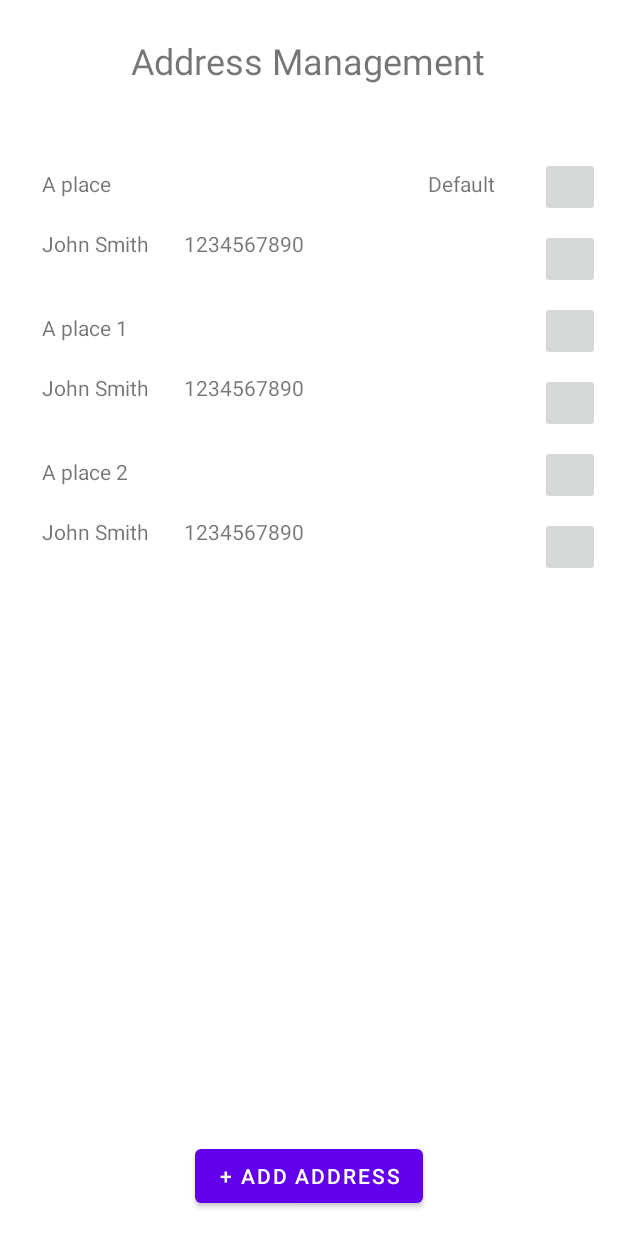
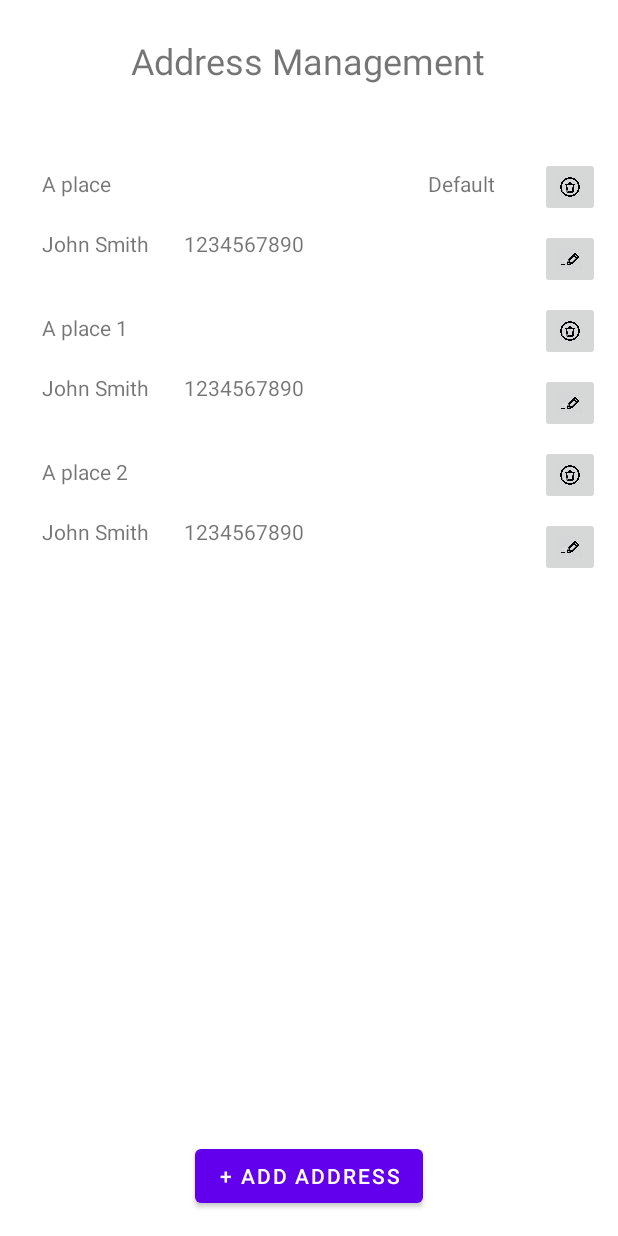
Before and after one commit to CoconutJar/ElectronicsMarketKotlin, an Android app: the AddressActivity screen opened directly, with no data from a screen before it, on a phone screen of 412 x 824 dp. Run offline under Robolectric (Android 15) with nearby library versions, the phone set to English and light mode, and no system bars.

Commit message:
final touches before comments

```diff
--- a/app/src/main/java/com/electronicsmarket/viewcontrollers/AddressAdapter.kt
+++ b/app/src/main/java/com/electronicsmarket/viewcontrollers/AddressAdapter.kt
@@ -12,7 +12,9 @@ import com.electronicsmarket.R
 import com.electronicsmarket.data.Address
 import com.electronicsmarket.data.AddressListHelper
 
-
+/**
+ * Adapter for Address activity's recyclerview
+ */
 class AddressAdapter (private val editAddress: (Address) -> (Unit), private val refresh: () -> (Unit),
     private val addressList: List<Address>
 ): ListAdapter<Address, AddressAdapter.ItemViewHolder>(RecyclerViewDiffCallbackAddress) {
@@ -24,8 +26,8 @@ class AddressAdapter (private val editAddress: (Address) -> (Unit), private val
         val addressItemPhoneNumber: TextView = view.findViewById(R.id.phone_number_view)
         val addressItemDefault: TextView = view.findViewById(R.id.default_address_view)
 
-        val addressEditButton: ImageButton = view.findViewById(R.id.edit_address_button)
-        val addressDeleteButton: ImageButton = view.findViewById(R.id.delete_address_button)
+        private val addressEditButton: ImageButton = view.findViewById(R.id.edit_address_button)
+        private val addressDeleteButton: ImageButton = view.findViewById(R.id.delete_address_button)
 
 
         init{
@@ -66,6 +68,7 @@ class AddressAdapter (private val editAddress: (Address) -> (Unit), private val
         return AddressAdapter.ItemViewHolder(editAddress, refresh, adapterLayout)
     }
 
+    //Bind data to UI
     override fun onBindViewHolder(holder: AddressAdapter.ItemViewHolder, position: Int) {
         val item = addressList[position]
 
--- a/app/src/main/res/layout/address_item_view.xml
+++ b/app/src/main/res/layout/address_item_view.xml
@@ -2,7 +2,6 @@
 <androidx.constraintlayout.widget.ConstraintLayout
     xmlns:android="http://schemas.android.com/apk/res/android"
     xmlns:app="http://schemas.android.com/apk/res-auto"
-    xmlns:tools="http://schemas.android.com/tools"
     android:layout_width="match_parent"
     android:layout_height="wrap_content">
 
@@ -12,7 +11,8 @@
         android:layout_height="40dp"
         android:layout_marginTop="8dp"
         android:layout_marginEnd="12dp"
-        android:text="D"
+        android:scaleType="fitCenter"
+        app:srcCompat="@drawable/delete_button"
         app:layout_constraintEnd_toEndOf="parent"
         app:layout_constraintTop_toTopOf="parent" />
 
@@ -22,7 +22,8 @@
         android:layout_height="40dp"
         android:layout_marginTop="8dp"
         android:layout_marginEnd="12dp"
-        android:text="E"
+        android:scaleType="fitCenter"
+        app:srcCompat="@drawable/edit_button"
         app:layout_constraintBottom_toBottomOf="parent"
         app:layout_constraintEnd_toEndOf="parent"
         app:layout_constraintTop_toBottomOf="@+id/delete_address_button"
```
Also changed, not shown: app/src/main/res/drawable/delete_button.png (added), app/src/main/res/drawable/edit_button.png (added).
